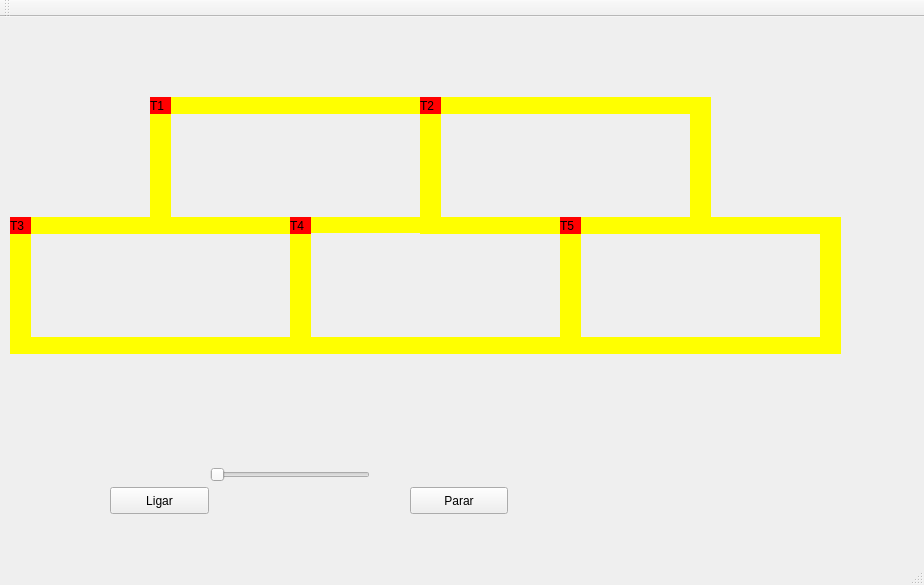
mariamandafm/Avaliacao-SO-Trem, file mainwindow.ui: the form before one commit.
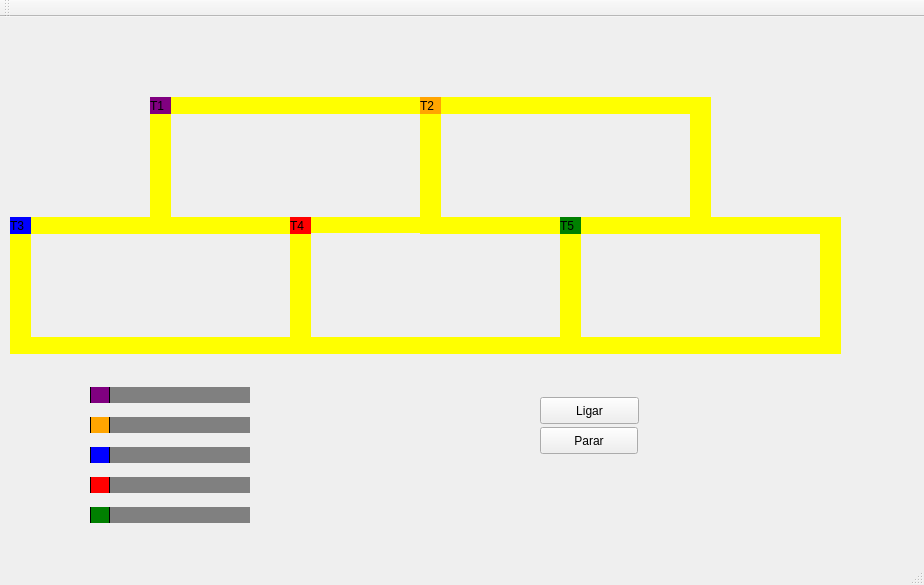
The form after the commit.

Commit message: Muda cores dos trens e adiciona sliders de velocidade

Patch:
```diff
--- a/mainwindow.ui
+++ b/mainwindow.ui
@@ -24,7 +24,7 @@
      </rect>
     </property>
     <property name="styleSheet">
-     <string notr="true">QLabel { background: red}</string>
+     <string notr="true">QLabel { background: purple}</string>
     </property>
     <property name="text">
      <string>T1</string>
@@ -81,8 +81,8 @@
    <widget class="QPushButton" name="pushButton">
     <property name="geometry">
      <rect>
-      <x>110</x>
-      <y>470</y>
+      <x>540</x>
+      <y>380</y>
       <width>99</width>
       <height>27</height>
      </rect>
@@ -94,8 +94,8 @@
    <widget class="QPushButton" name="pushButton_2">
     <property name="geometry">
      <rect>
-      <x>410</x>
-      <y>470</y>
+      <x>540</x>
+      <y>410</y>
       <width>98</width>
       <height>27</height>
      </rect>
@@ -162,7 +162,7 @@
      </rect>
     </property>
     <property name="styleSheet">
-     <string notr="true">QLabel { background: red}</string>
+     <string notr="true">QLabel { background: orange}</string>
     </property>
     <property name="text">
      <string>T2</string>
@@ -171,12 +171,22 @@
    <widget class="QSlider" name="horizontalSlider">
     <property name="geometry">
      <rect>
-      <x>210</x>
-      <y>450</y>
+      <x>90</x>
+      <y>370</y>
       <width>160</width>
       <height>16</height>
      </rect>
     </property>
+    <property name="styleSheet">
+     <string notr="true">QSlider::groove:horizontal {background-color:gray;}
+
+QSlider::handle:horizontal {
+    background-color: purple; 
+    border: 1px solid #000000;
+    width: 18px; 
+    margin: -6px 0; 
+}</string>
+    </property>
     <property name="orientation">
      <enum>Qt::Horizontal</enum>
     </property>
@@ -287,7 +297,7 @@
      </rect>
     </property>
     <property name="styleSheet">
-     <string notr="true">QLabel { background: red}</string>
+     <string notr="true">QLabel { background: blue}</string>
     </property>
     <property name="text">
      <string>T3</string>
@@ -319,7 +329,7 @@
      </rect>
     </property>
     <property name="styleSheet">
-     <string notr="true">QLabel { background: red}</string>
+     <string notr="true">QLabel { background: green}</string>
     </property>
     <property name="text">
      <string>T5</string>
@@ -421,6 +431,98 @@
      <string/>
     </property>
    </widget>
+   <widget class="QSlider" name="horizontalSlider_2">
+    <property name="geometry">
+     <rect>
+      <x>90</x>
+      <y>400</y>
+      <width>160</width>
+      <height>16</height>
+     </rect>
+    </property>
+    <property name="styleSheet">
+     <string notr="true">QSlider::groove:horizontal {background-color:gray;}
+
+QSlider::handle:horizontal {
+    background-color: orange; 
+    border: 1px solid #000000;
+    width: 18px; 
+    margin: -6px 0; 
+}</string>
+    </property>
+    <property name="orientation">
+     <enum>Qt::Horizontal</enum>
+    </property>
+   </widget>
+   <widget class="QSlider" name="horizontalSlider_3">
+    <property name="geometry">
+     <rect>
+      <x>90</x>
+      <y>430</y>
+      <width>160</width>
+      <height>16</height>
+     </rect>
+    </property>
+    <property name="styleSheet">
+     <string notr="true">QSlider::groove:horizontal {background-color:gray;}
+
+QSlider::handle:horizontal {
+    background-color: blue; 
+    border: 1px solid #000000;
+    width: 18px; 
+    margin: -6px 0; 
+}</string>
+    </property>
+    <property name="orientation">
+     <enum>Qt::Horizontal</enum>
+    </property>
+   </widget>
+   <widget class="QSlider" name="horizontalSlider_4">
+    <property name="geometry">
+     <rect>
+      <x>90</x>
+      <y>460</y>
+      <width>160</width>
+      <height>16</height>
+     </rect>
+    </property>
+    <property name="styleSheet">
+     <string notr="true">QSlider::groove:horizontal {background-color:gray;}
+
+QSlider::handle:horizontal {
+    background-color: red; 
+    border: 1px solid #000000;
+    width: 18px; 
+    margin: -6px 0; 
+}</string>
+    </property>
+    <property name="orientation">
+     <enum>Qt::Horizontal</enum>
+    </property>
+   </widget>
+   <widget class="QSlider" name="horizontalSlider_5">
+    <property name="geometry">
+     <rect>
+      <x>90</x>
+      <y>490</y>
+      <width>160</width>
+      <height>16</height>
+     </rect>
+    </property>
+    <property name="styleSheet">
+     <string notr="true">QSlider::groove:horizontal {background-color:gray;}
+
+QSlider::handle:horizontal {
+    background-color: green; 
+    border: 1px solid #000000;
+    width: 18px; 
+    margin: -6px 0; 
+}</string>
+    </property>
+    <property name="orientation">
+     <enum>Qt::Horizontal</enum>
+    </property>
+   </widget>
    <zorder>label_trilho3_2</zorder>
    <zorder>label_trilho2_8</zorder>
    <zorder>label_trilho2_2</zorder>
```
Left out of the diff: 4 changed lines with no effect on the pictures. The commit also changes 2 other files.
